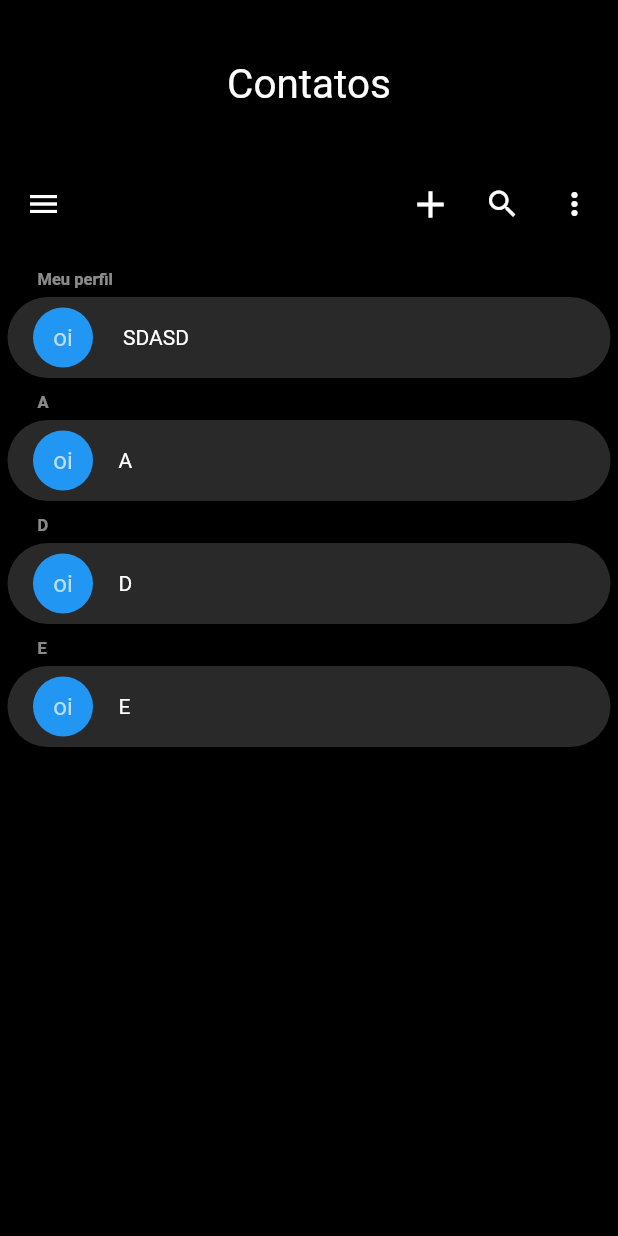
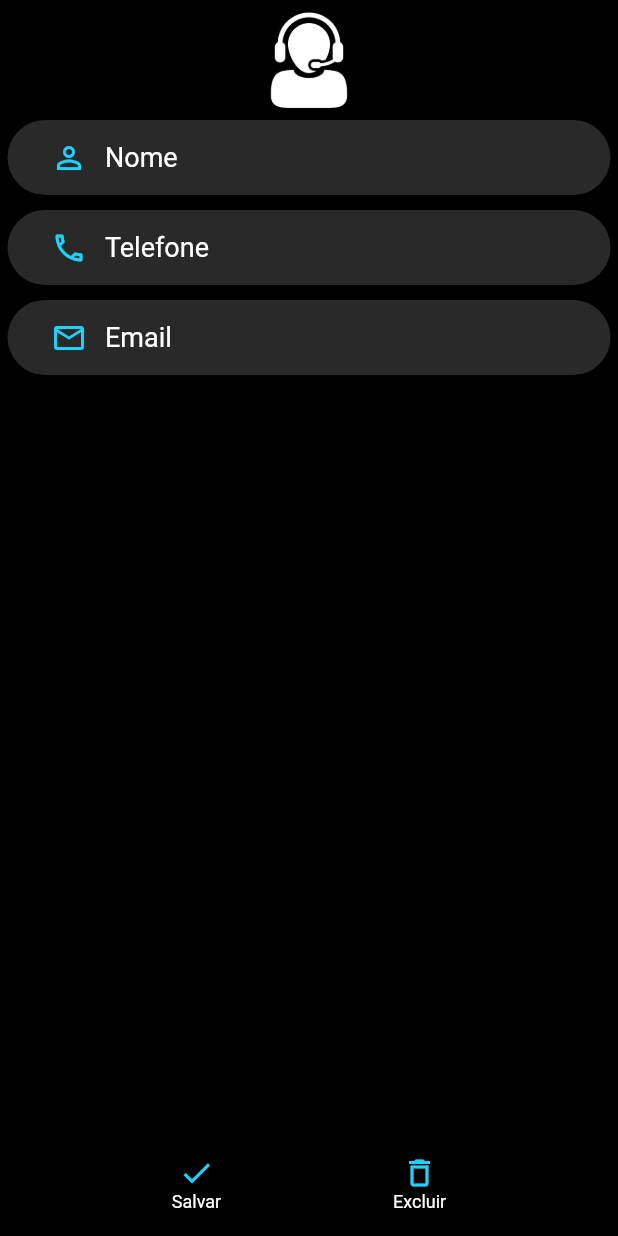
Before and after one commit to Danielmtdc16/contact_list, a Flutter app: the screen it shows after launch, on a phone screen of 412 x 824 dp. Run offline on Flutter 3.47's test engine with Material 2 defaults, Android fonts, the phone set to English and light mode, and no system bars; our stand-ins replace sqflite; accounts and stored records are empty.

Commit message:
Criando a ContactPage.

```diff
--- a/lib/constantes.dart
+++ b/lib/constantes.dart
@@ -1,6 +1,7 @@
 import 'package:flutter/material.dart';
 
 const Color kbackgroundContact = Color(0xFF292929);
+const Color kcolorIconsContactPage = Color(0xFF1DD2FC);
 
 const String contactTable = "contactTable";
 const String idColumn = "idColumn";
--- a/lib/main.dart
+++ b/lib/main.dart
@@ -1,8 +1,8 @@
 import 'package:flutter/material.dart';
-import 'package:contact_list/pages/home_page.dart';
+import 'package:contact_list/pages/contact_page.dart';
 
 void main(){
   runApp(MaterialApp(
-    home: HomePage(),
+    home: ContactPage(),
   ));
 }
--- /dev/null
+++ b/lib/pages/contact_page.dart
@@ -0,0 +1,203 @@
+import 'package:flutter/material.dart';
+import 'package:contact_list/models/contact.dart';
+import 'package:contact_list/constantes.dart';
+import 'dart:io';
+
+class ContactPage extends StatefulWidget {
+  final Contact? contact;
+
+  const ContactPage({Key? key, this.contact}) : super(key: key);
+
+  @override
+  State<ContactPage> createState() => _ContactPageState();
+}
+
+class _ContactPageState extends State<ContactPage> {
+  Contact? _editedContact;
+
+  @override
+  void initState() {
+    // TODO: implement initState
+    super.initState();
+
+    if (widget.contact == null) {
+      _editedContact = Contact();
+    } else {
+      _editedContact = Contact.fromMap(widget.contact!.toMap());
+    }
+  }
+
+  @override
+  Widget build(BuildContext context) {
+    return Scaffold(
+      backgroundColor: Colors.black,
+      body: SafeArea(
+        child: SingleChildScrollView(
+          padding: const EdgeInsets.only(left: 5, right: 5),
+          child: Column(
+            children: [
+              GestureDetector(
+                child: Container(
+                  width: 80.0,
+                  height: 80.0,
+                  decoration: BoxDecoration(
+                    shape: BoxShape.circle,
+                    image: DecorationImage(
+                        image: _editedContact!.img != null
+                            ? FileImage(File(_editedContact!.img!))
+                            : Image.asset("images/img-padrao.png").image),
+                  ),
+                ),
+              ),
+              Container(
+                padding: EdgeInsets.only(left: 17),
+                height: 50,
+                decoration: BoxDecoration(
+                  color: kbackgroundContact,
+                  borderRadius: BorderRadius.circular(30),
+                ),
+                child: Row(
+                  crossAxisAlignment: CrossAxisAlignment.center,
+                  textBaseline: TextBaseline.ideographic,
+                  children: [
+                    Expanded(
+                      child: TextField(
+                        textAlignVertical: TextAlignVertical.center,
+                        style: TextStyle(
+                          color: Colors.white,
+                          fontSize: 18,
+                          fontWeight: FontWeight.w400,
+                        ),
+                        decoration: InputDecoration(
+                          hintText: "Nome",
+                          hintStyle: TextStyle(color: Colors.white),
+                          border: OutlineInputBorder(
+                            borderSide: BorderSide.none,
+                            borderRadius: BorderRadius.all(
+                              Radius.circular(30),
+                            ),
+                          ),
+                          prefixIcon: Icon(
+                            Icons.person_outline,
+                            color: kcolorIconsContactPage,
+                          ),
+                          contentPadding: EdgeInsets.zero,
+                        ),
+                      ),
+                    ),
+                  ],
+                ),
+              ),
+              SizedBox(height: 10,),
+              Container(
+                padding: EdgeInsets.only(left: 17),
+                height: 50,
+                decoration: BoxDecoration(
+                  color: kbackgroundContact,
+                  borderRadius: BorderRadius.circular(30),
+                ),
+                child: Row(
+                  crossAxisAlignment: CrossAxisAlignment.center,
+                  textBaseline: TextBaseline.ideographic,
+                  children: [
+                    Expanded(
+                      child: TextField(
+                        textAlignVertical: TextAlignVertical.center,
+                        style: TextStyle(
+                          color: Colors.white,
+                          fontSize: 18,
+                          fontWeight: FontWeight.w400,
+                        ),
+                        decoration: InputDecoration(
+                          hintText: "Telefone",
+                          hintStyle: TextStyle(color: Colors.white),
+                          border: OutlineInputBorder(
+                            borderSide: BorderSide.none,
+                            borderRadius: BorderRadius.all(
+                              Radius.circular(30),
+                            ),
+                          ),
+                          prefixIcon: Icon(
+                            Icons.phone_outlined,
+                            color: kcolorIconsContactPage,
+                          ),
+                          contentPadding: EdgeInsets.zero,
+                        ),
+                        keyboardType: TextInputType.number,
+                      ),
+                    ),
+                  ],
+                ),
+              ),
+              SizedBox(height: 10,),
+              Container(
+                padding: EdgeInsets.only(left: 17),
+                height: 50,
+                decoration: BoxDecoration(
+                  color: kbackgroundContact,
+                  borderRadius: BorderRadius.circular(30),
+                ),
+                child: Row(
+                  crossAxisAlignment: CrossAxisAlignment.center,
+                  textBaseline: TextBaseline.ideographic,
+                  children: [
+                    Expanded(
+                      child: TextField(
+                        textAlignVertical: TextAlignVertical.center,
+                        style: TextStyle(
+                          color: Colors.white,
+                          fontSize: 18,
+                          fontWeight: FontWeight.w400,
+                        ),
+                        decoration: InputDecoration(
+                          hintText: "Email",
+                          hintStyle: TextStyle(color: Colors.white),
+                          border: OutlineInputBorder(
+                            borderSide: BorderSide.none,
+                            borderRadius: BorderRadius.all(
+                              Radius.circular(30),
+                            ),
+                          ),
+                          prefixIcon: Icon(
+                            Icons.email_outlined,
+                            color: kcolorIconsContactPage,
+                          ),
+                          contentPadding: EdgeInsets.zero,
+                        ),
+                        keyboardType: TextInputType.emailAddress,
+                      ),
+                    ),
+                  ],
+                ),
+              ),
+            ],
+          ),
+        ),
+      ),
+      bottomNavigationBar: BottomAppBar(
+        color: Colors.black,
+        height: 70,
+        child: Row(
+          mainAxisAlignment: MainAxisAlignment.spaceEvenly,
+          children: [
+            Column(
+              mainAxisAlignment: MainAxisAlignment.center,
+              children: [
+                Icon(Icons.check, color: kcolorIconsContactPage,),
+                Text('Salvar', style: TextStyle(color: Colors.white, fontSize: 12),)
+              ],
+            ),
+            Column(
+              mainAxisAlignment: MainAxisAlignment.center,
+              children: [
+                Icon(Icons.delete_outline, color: kcolorIconsContactPage,),
+                Text('Excluir', style: TextStyle(color: Colors.white, fontSize: 12),)
+              ],
+            ),
+
+          ],
+        ),
+      ),
+    );
+  }
+}
--- a/lib/pages/e.dart
+++ /dev/null
@@ -1,12 +0,0 @@
-import 'package:flutter/material.dart';
-
-class E extends StatelessWidget {
-  const E({Key? key}) : super(key: key);
-
-  @override
-  Widget build(BuildContext context) {
-    return Scaffold(
-      body: Center(child: Text("ASADASD"),),
-    );
-  }
-}
--- a/lib/pages/home_page.dart
+++ b/lib/pages/home_page.dart
@@ -2,8 +2,8 @@ import 'package:flutter/material.dart';
 import 'package:contact_list/constantes.dart';
 import 'package:contact_list/models/contact.dart';
 import 'package:contact_list/models/contact_helper.dart';
-import 'package:contact_list/widgets/card_contact.dart';
-import 'e.dart';
+import 'package:contact_list/widgets/contact_box.dart';
+import 'contact_page.dart';
 
 class HomePage extends StatefulWidget {
   const HomePage({Key? key}) : super(key: key);
@@ -132,7 +132,6 @@ class _HomePageState extends State<HomePage> {
                 ),
                 Container(
                   padding: EdgeInsets.only(top: 7.0, bottom: 7.0, left: 17),
-                  width: double.infinity,
                   decoration: BoxDecoration(
                     borderRadius: BorderRadius.circular(30),
                     color: kbackgroundContact,
@@ -154,7 +153,7 @@ class _HomePageState extends State<HomePage> {
                     ],
                   ),
                 ),
-                gerarQuadro(),
+                generateContactBox(),
               ],
             ),
           ),
@@ -163,11 +162,11 @@ class _HomePageState extends State<HomePage> {
     );
   }
 
-  gerarQuadro() {
+  generateContactBox() {
     return Column(
         children: List.generate(lettersContacts.length, (index) {
           List<String> keys = lettersContacts.keys.toList();
-          return CardContact(lettersContacts: lettersContacts, letter: keys[index]);
+          return ContactBox(lettersContacts: lettersContacts, letter: keys[index]);
         }
         ));
   }
--- a/lib/widgets/card_contact.dart
+++ b/lib/widgets/contact_box.dart
@@ -1,20 +1,21 @@
-import 'dart:io';
 import 'package:flutter/material.dart';
 import 'package:contact_list/constantes.dart';
 import 'package:contact_list/models/contact.dart';
+import 'dart:io';
 
-class CardContact extends StatefulWidget {
+
+class ContactBox extends StatefulWidget {
 
   final Map<String, List<Contact>> lettersContacts;
   final String letter;
 
-  const CardContact({Key? key, required this.lettersContacts, required this.letter}) : super(key: key);
+  const ContactBox({Key? key, required this.lettersContacts, required this.letter}) : super(key: key);
 
   @override
-  State<CardContact> createState() => _CardContactState();
+  State<ContactBox> createState() => _ContactBoxState();
 }
 
-class _CardContactState extends State<CardContact> {
+class _ContactBoxState extends State<ContactBox> {
 
   @override
   Widget build(BuildContext context) {
@@ -33,17 +34,16 @@ class _CardContactState extends State<CardContact> {
           ),
         ),
         Container(
-          padding: EdgeInsets.only(top: 7.0, bottom: 7.0, left: 17),
+          padding: const EdgeInsets.only(top: 7.0, bottom: 7.0, left: 17),
           decoration: BoxDecoration(
             borderRadius: BorderRadius.circular(30),
             color: kbackgroundContact,
           ),
           child: ListView.builder(
             shrinkWrap: true,
-            physics: NeverScrollableScrollPhysics(),
+            physics: const NeverScrollableScrollPhysics(),
             itemCount: widget.lettersContacts[widget.letter]!.length,
             itemBuilder: (context, index) {
-              print(index);
               return _cardContact(context, index);
             },
           ),
--- a/lib/widgets/contact_group.dart
+++ /dev/null
@@ -1,20 +0,0 @@
-import 'package:flutter/material.dart';
-import 'package:contact_list/widgets/card_contact.dart';
-import 'package:contact_list/models/contact.dart';
-import '../constantes.dart';
-
-class ContactGroup extends StatelessWidget {
-
-  final String? letter;
-  final List<Contact> contacts;
-
-
-  const ContactGroup({Key? key, this.letter, required this.contacts}) : super(key: key);
-
-  @override
-  Widget build(BuildContext context) {
-    return Column();
-  }
-
-
-}
```
